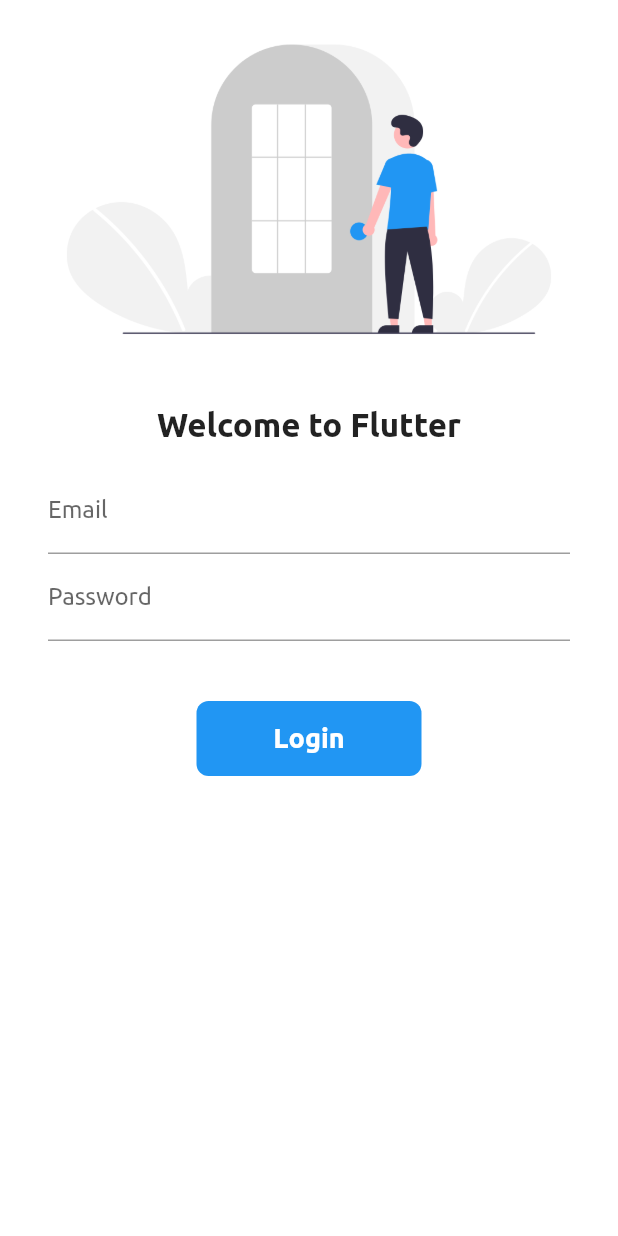
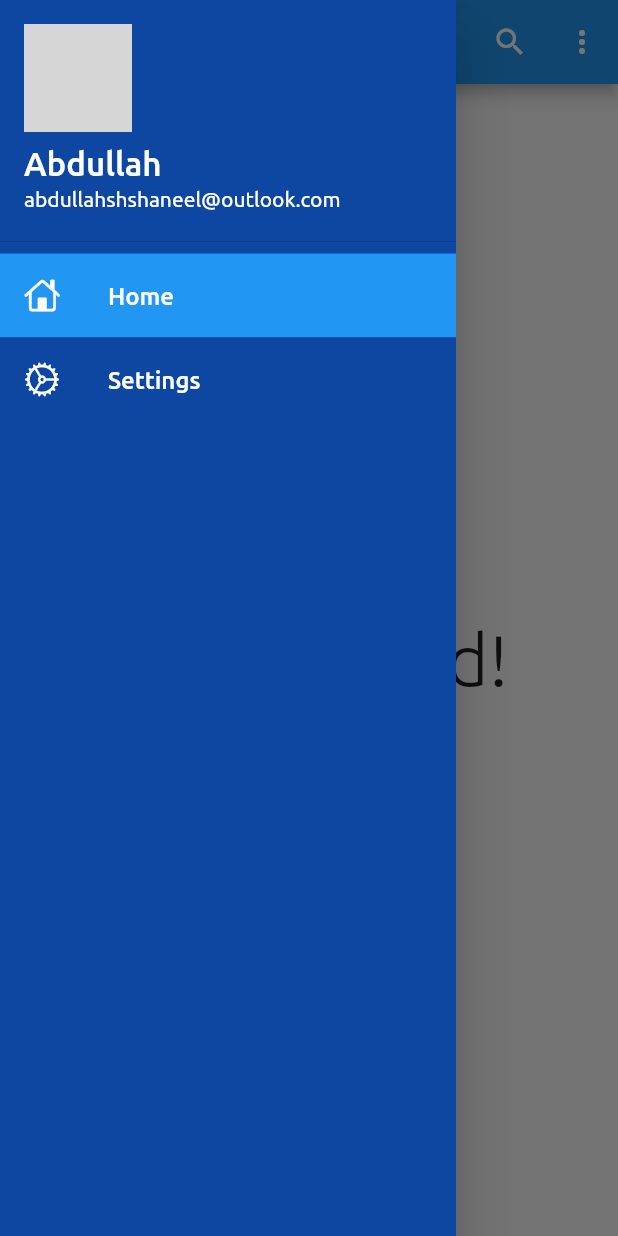
Before and after one commit to iabduul7/flutter-catalog-app, a Flutter app: the screen it shows after launch, with the side drawer open (before the commit the screen has no drawer), on a phone screen of 412 x 824 dp. Run offline on Flutter 3.47's test engine with Material 2 defaults, Android fonts, the phone set to English and light mode, and no system bars; network calls fail; grey boxes are pictures that could not be loaded.

Commit message:
minor fixes in drawer_item.dart

```diff
--- a/lib/main.dart
+++ b/lib/main.dart
@@ -32,7 +32,7 @@
         in "routes:" when you have '/' defined, opt to use "home:"
         it will through errors.
       */
-      initialRoute: Routes.login,
+      initialRoute: Routes.home,
     );
   }
 }
--- a/lib/screens/home/home_screen.dart
+++ b/lib/screens/home/home_screen.dart
@@ -1,5 +1,6 @@
 import 'package:flutter/cupertino.dart';
 import 'package:flutter/material.dart';
+import 'package:flutter_first_application/widgets/drawer.dart';
 
 class HomeScreen extends StatelessWidget {
   const HomeScreen({Key? key}) : super(key: key);
@@ -74,7 +75,7 @@
           ),
         ),
       ),
-      drawer: const Drawer(),
+      drawer: const CustomDrawer(),
     );
   }
 }
--- /dev/null
+++ b/lib/widgets/drawer.dart
@@ -0,0 +1,48 @@
+import 'package:flutter/cupertino.dart';
+import 'package:flutter/material.dart';
+import 'package:flutter_first_application/widgets/drawer_item.dart';
+
+class CustomDrawer extends StatelessWidget {
+  const CustomDrawer({Key? key}) : super(key: key);
+
+  @override
+  Widget build(BuildContext context) {
+    const _url = 'https://avatars.githubusercontent.com/u/24309704';
+
+    return Drawer(
+      child: Container(
+        color: Colors.blue[900],
+        child: ListView(
+          children: [
+            DrawerHeader(
+              padding: EdgeInsets.zero,
+              child: UserAccountsDrawerHeader(
+                decoration: BoxDecoration(color: Colors.blue[900]),
+                margin: EdgeInsets.zero,
+                accountName: const Text(
+                  'Abdullah',
+                  style: TextStyle(fontSize: 22),
+                ),
+                accountEmail: const Text('abdullahshshaneel@outlook.com'),
+                currentAccountPicture: const CircleAvatar(
+                  backgroundColor: Colors.black54,
+                  backgroundImage: NetworkImage(_url),
+                ),
+              ),
+            ),
+            const DrawerItem(
+              name: 'Home',
+              icon: CupertinoIcons.home,
+              selected: true,
+            ),
+            const DrawerItem(
+              name: 'Settings',
+              icon: CupertinoIcons.settings,
+              selected: false,
+            ),
+          ],
+        ),
+      ),
+    );
+  }
+}
--- /dev/null
+++ b/lib/widgets/drawer_item.dart
@@ -0,0 +1,33 @@
+import 'package:flutter/cupertino.dart';
+import 'package:flutter/material.dart';
+
+class DrawerItem extends StatelessWidget {
+  final IconData icon;
+  final String name;
+  final bool selected;
+
+  const DrawerItem({
+    required this.name,
+    required this.icon,
+    required this.selected,
+    Key? key,
+  }) : super(key: key);
+
+  @override
+  Widget build(BuildContext context) {
+    return Container(
+      decoration:
+          BoxDecoration(color: selected ? Colors.blue : Colors.blue[900]),
+      child: ListTile(
+        leading: Icon(
+          icon,
+          color: Colors.white,
+        ),
+        title: Text(
+          name,
+          style: const TextStyle(color: Colors.white, fontSize: 16),
+        ),
+      ),
+    );
+  }
+}
```
